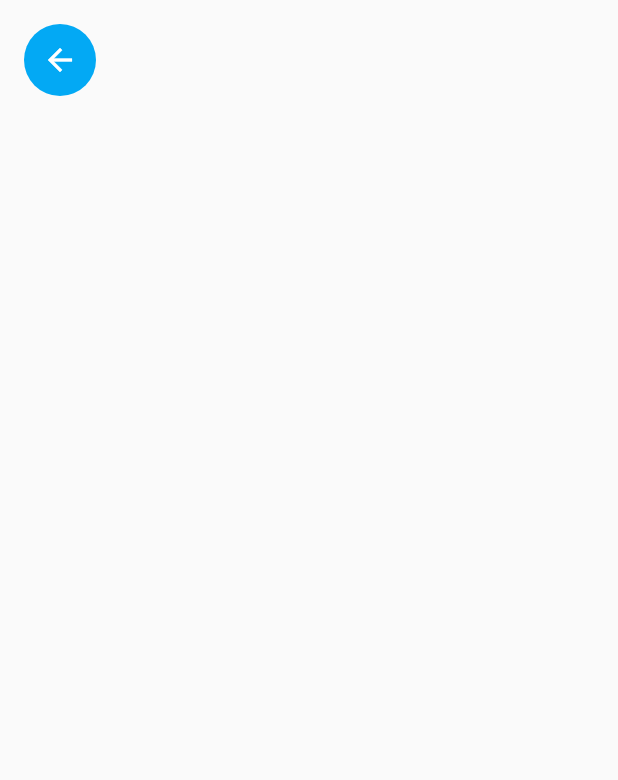
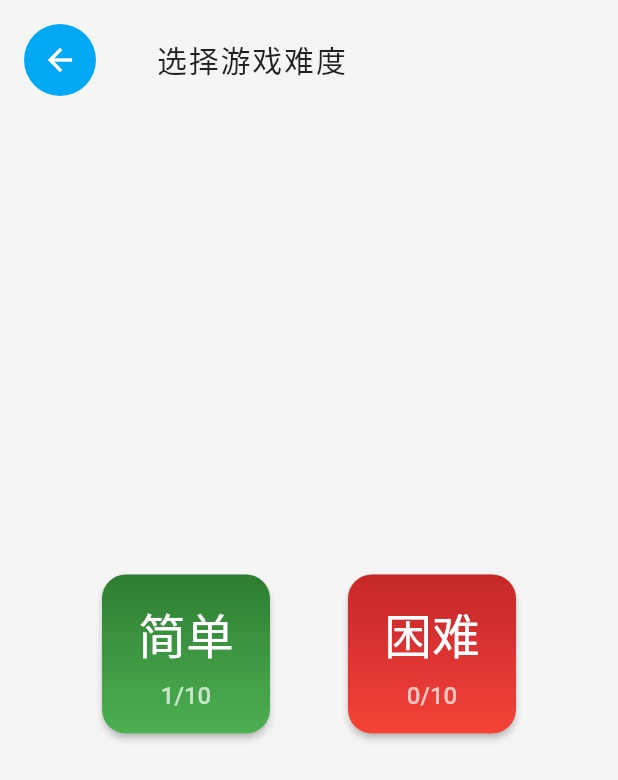
Before and after one commit to CodesAreHonest/poem-and-strings, a Flutter app: the DifficultySelection screen opened by its route, on a phone screen of 412 x 824 dp. Shown: the top 780 px of the screen. Run offline on Flutter 3.47's test engine with Material 2 defaults, Android fonts, the phone set to English and light mode, and no system bars.

Commit message:
[Stage Selection] - Complete

```diff
--- a/lib/screens/difficulty_selection/difficulty_selection.dart
+++ b/lib/screens/difficulty_selection/difficulty_selection.dart
@@ -1,4 +1,7 @@
 import "package:flutter/material.dart";
+
+import "./widgets/easy_button.dart";
+import "./widgets/difficult_button.dart";
 
 class DifficultySelection extends StatefulWidget {
   @override
@@ -9,10 +12,13 @@ class _DifficultySelectionState extends State<DifficultySelection> {
   @override
   Widget build(BuildContext context) {
     return Scaffold(
+      backgroundColor: Colors.grey[100],
       body: SafeArea(
         child: Padding(
           padding: EdgeInsets.all(16.0),
-          child: Row(
+          child: Column(
+            children: <Widget>[
+              Row(
                 mainAxisAlignment: MainAxisAlignment.start,
                 children: <Widget>[
                   Ink(
@@ -28,6 +34,29 @@ class _DifficultySelectionState extends State<DifficultySelection> {
                         },
                       )
                   ),
+                  SizedBox(width: 40.0),
+                  Text('选择游戏难度', style: TextStyle(
+                    color: Colors.black87,
+                    fontWeight: FontWeight.w500,
+                    letterSpacing: 1.2,
+                    fontSize: 20
+                  ))
+                ],
+              ),
+              Expanded(
+                child: Column(
+                  mainAxisAlignment: MainAxisAlignment.center,
+                  children: <Widget>[
+                    Row(
+                      mainAxisAlignment: MainAxisAlignment.spaceEvenly,
+                      children: <Widget>[
+                        EasyButton(),
+                        DifficultButton(),
+                      ],
+                    ),
+                  ],
+                ),
+              ),
             ],
           ),
         )
--- /dev/null
+++ b/lib/screens/difficulty_selection/widgets/difficult_button.dart
@@ -0,0 +1,39 @@
+import 'package:flutter/material.dart';
+
+class DifficultButton extends StatelessWidget {
+  @override
+  Widget build(BuildContext context) {
+    return RaisedButton(
+        onPressed: () {},
+        shape: RoundedRectangleBorder(
+            borderRadius: BorderRadius.circular(16.0)
+        ),
+        textColor: Colors.white,
+        padding: EdgeInsets.all(0.0),
+        child: Container(
+            decoration: BoxDecoration(
+                borderRadius: BorderRadius.circular(16.0),
+                gradient: LinearGradient(
+                    begin: Alignment.topCenter,
+                    end: Alignment.bottomCenter,
+                    colors: <Color>[
+                      Colors.red[800],
+                      Colors.red[700],
+                      Colors.red[600],
+                      Colors.red[500],
+                    ]
+                )
+            ),
+            padding: EdgeInsets.symmetric(vertical: 16.0, horizontal: 24.0),
+            child: Column(
+                mainAxisAlignment: MainAxisAlignment.center,
+                children: <Widget>[
+                  Text("困难", style: TextStyle(fontSize: 32)),
+                  SizedBox(height: 8.0),
+                  Text("0/10", style: TextStyle(fontSize: 16, color: Colors.white70))
+                ]
+            )
+        )
+    );
+  }
+}
--- /dev/null
+++ b/lib/screens/difficulty_selection/widgets/easy_button.dart
@@ -0,0 +1,44 @@
+import "package:flutter/material.dart";
+
+class EasyButton extends StatefulWidget {
+  @override
+  _State createState() => _State();
+}
+
+class _State extends State<EasyButton> {
+  @override
+  Widget build(BuildContext context) {
+    return RaisedButton(
+        onPressed: () {},
+        shape: RoundedRectangleBorder(
+            borderRadius: BorderRadius.circular(16.0)
+        ),
+        textColor: Colors.white,
+        padding: EdgeInsets.all(0.0),
+        child: Container(
+            decoration: BoxDecoration(
+                borderRadius: BorderRadius.circular(16.0),
+                gradient: LinearGradient(
+                    begin: Alignment.topCenter,
+                    end: Alignment.bottomCenter,
+                    colors: <Color>[
+                      Colors.green[800],
+                      Colors.green[700],
+                      Colors.green[600],
+                      Colors.green[500],
+                    ]
+                )
+            ),
+            padding: EdgeInsets.symmetric(vertical: 16.0, horizontal: 24.0),
+            child: Column(
+                mainAxisAlignment: MainAxisAlignment.center,
+                children: <Widget>[
+                  Text("简单", style: TextStyle(fontSize: 32)),
+                  SizedBox(height: 8.0),
+                  Text("1/10", style: TextStyle(fontSize: 16, color: Colors.white70))
+                ]
+            )
+        )
+    );
+  }
+}
```
Lines whose indentation alone changed are shown as unchanged.
